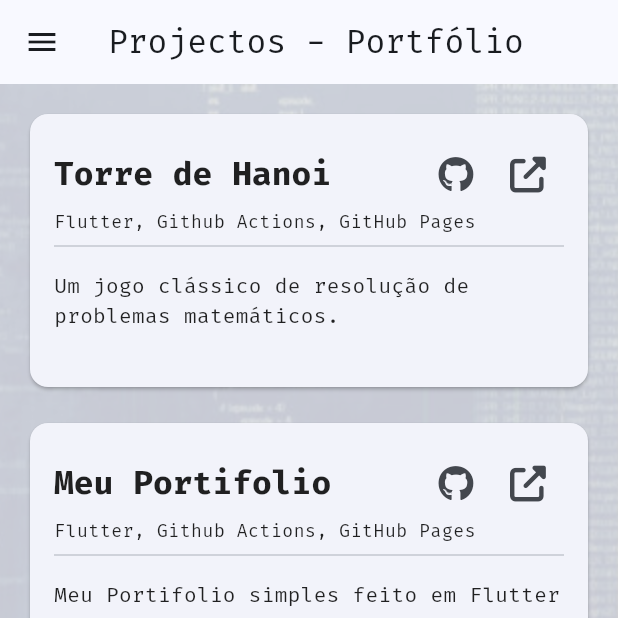
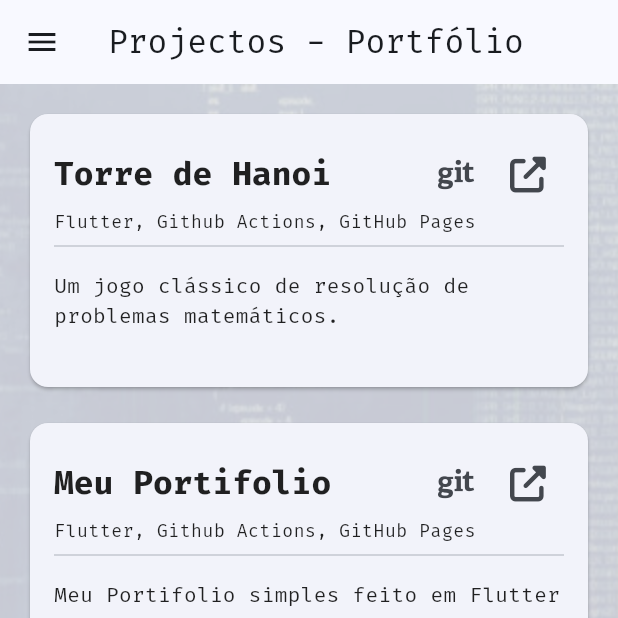
Before and after one commit to wiliantv/portifolio, a Flutter app: the ProjectsScreen screen opened by its route, on a phone screen of 412 x 824 dp, the top half of it. Run offline on Flutter 3.47's test engine with Material 3 defaults, Android fonts, the phone set to English and light mode, and no system bars; our stand-ins replace easy_dynamic_theme, font_awesome_flutter, go_router, google_fonts.

Commit message:
Icone do github n apareceu

```diff
--- a/lib/screens/projects_screen.dart
+++ b/lib/screens/projects_screen.dart
@@ -68,7 +68,7 @@ class ProjectsScreen extends StatelessWidget {
                 Spacer(),
                 if (gitHubLink != null)
                   IconButton(
-                    icon: FaIcon(FontAwesomeIcons.github),
+                    icon: FaIcon(FontAwesomeIcons.git),
                     onPressed: () => _launchURL(gitHubLink),
                   ),
                 if (projectLink != null)
```
